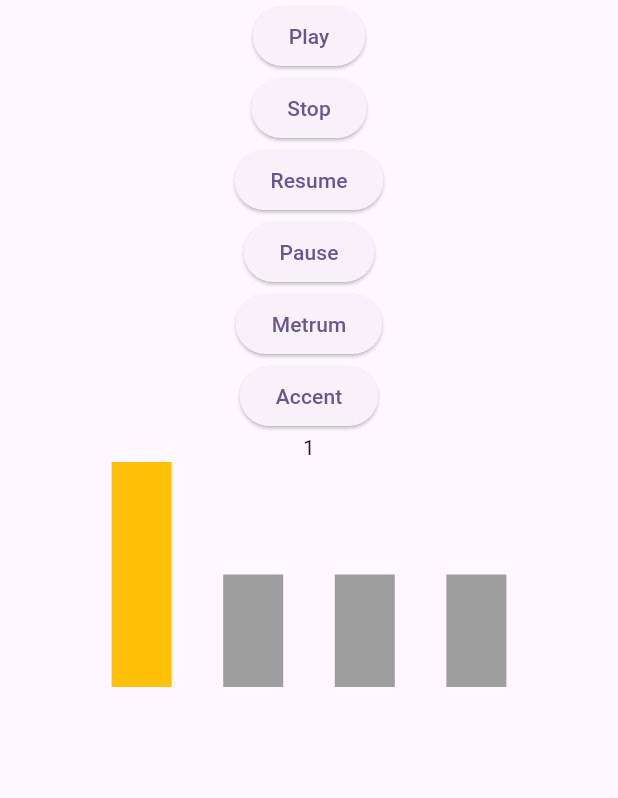
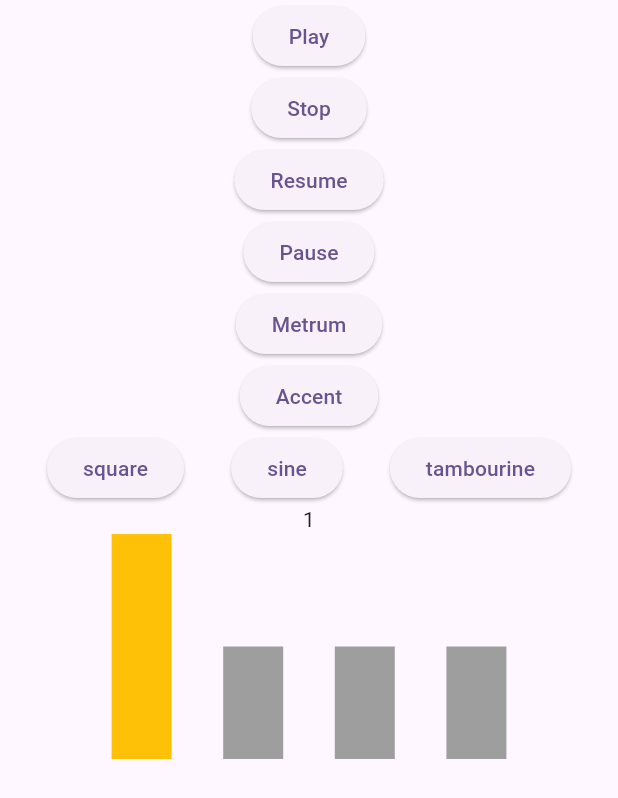
Before and after one commit to motyliar/metronome_app, a Flutter app: the screen it shows after launch, on a phone screen of 412 x 824 dp. Shown: the top 798 px of the screen. Run offline on Flutter 3.47's test engine with Material 3 defaults, Android fonts, the phone set to English and light mode, and no system bars; our stand-ins replace bloc, equatable, flutter_bloc.

Commit message:
add updated function to dashboard

```diff
--- a/lib/presentation/views/dashboard.dart
+++ b/lib/presentation/views/dashboard.dart
@@ -3,9 +3,11 @@ import 'package:flutter/widgets.dart';
 import 'package:metronome/data/infrastructure/metronome/metronome_tick_impl.dart';
 import 'package:metronome/data/infrastructure/native_communicator/native_communicator_impl.dart';
 import 'package:metronome/domain/metronome/accent_handler.dart';
+import 'package:metronome/domain/metronome/audio_asset.dart';
 
 import 'package:metronome/domain/usecase/send_message_usecase.dart';
 import 'package:metronome/domain/usecase/start_usecase.dart';
+import 'package:metronome/domain/usecase/stop_player_usecase.dart';
 import 'package:metronome/presentation/metronome/business/metronome/metronome_cubit.dart';
 import 'package:flutter_bloc/flutter_bloc.dart';
 
@@ -17,7 +19,8 @@ class Dashboard extends StatelessWidget {
     final MetronomeTickImpl metronome = MetronomeTickImpl();
     return BlocProvider(
       create: (context) => MetronomeCubit(
-          start: StartTimerUsecase(tick: MetronomeTickImpl()),
+          start: StartTimerUsecase(tick: metronome),
+          stop: StopPlayerUsecase(metronome: metronome),
           send: ConnectUsecase(native: NativeCommunicatorImpl())),
       child: Scaffold(
         body: SafeArea(child: BlocBuilder<MetronomeCubit, MetronomeState>(
@@ -30,7 +33,7 @@ class Dashboard extends StatelessWidget {
                   child: const Text('Play'),
                 ),
                 ElevatedButton(
-                  onPressed: () => metronome.stop(),
+                  onPressed: () => context.read<MetronomeCubit>().stop(),
                   child: const Text('Stop'),
                 ),
                 ElevatedButton(
@@ -52,6 +55,7 @@ class Dashboard extends StatelessWidget {
                       .changeAccent(2, Accent.high),
                   child: const Text('Accent'),
                 ),
+                const AudioAssetChooser(),
                 Text(state.metrum.toString()),
                 Padding(
                   padding: const EdgeInsets.only(left: 40, right: 40),
@@ -69,6 +73,37 @@ class Dashboard extends StatelessWidget {
             );
           },
         )),
+      ),
+    );
+  }
+}
+
+class AudioAssetChooser extends StatelessWidget {
+  const AudioAssetChooser({
+    this.text = const <String>["square", "sine", "tambourine"],
+    this.asset = const <AudioAsset>[
+      AudioAsset.square,
+      AudioAsset.sine,
+      AudioAsset.tambourine
+    ],
+    super.key,
+  });
+
+  final List<String> text;
+  final List<AudioAsset> asset;
+
+  @override
+  Widget build(BuildContext context) {
+    int size = asset.length;
+    return Row(
+      mainAxisAlignment: MainAxisAlignment.spaceEvenly,
+      children: List.generate(
+        size,
+        (index) => ElevatedButton(
+          onPressed: () =>
+              context.read<MetronomeCubit>().setAudio(asset[index]),
+          child: Text(text[index]),
+        ),
       ),
     );
   }
```
